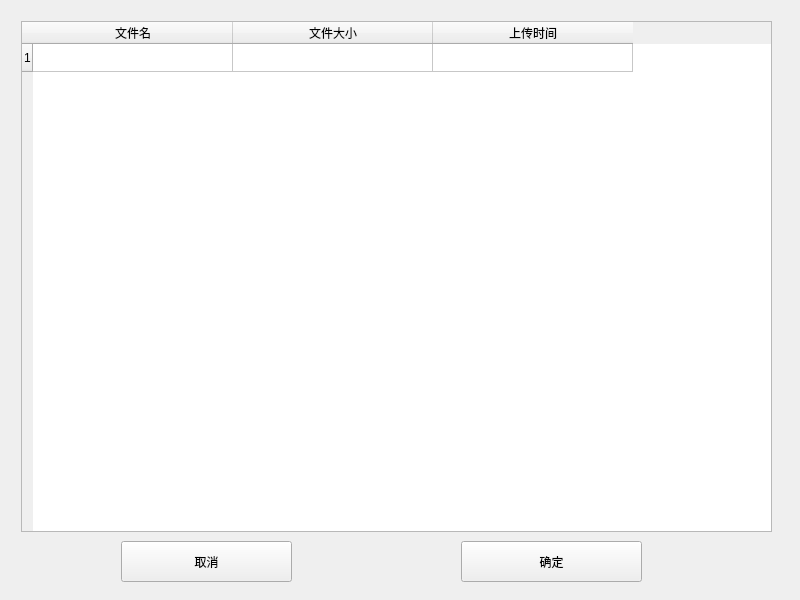
Qt form Client/widget.ui (Jerison/cloud_disk) before a commit.
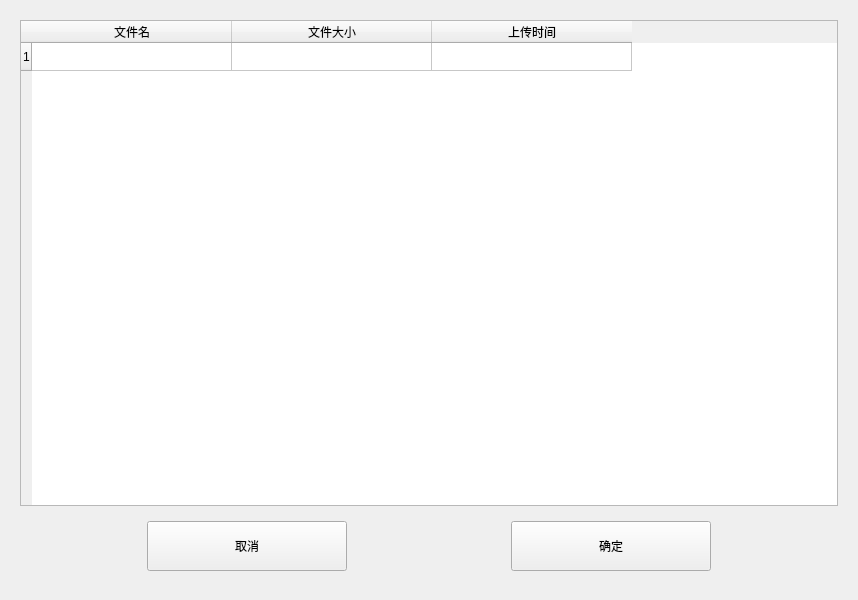
The same form after that commit. The open tabs and pages were chosen to show the change. Icons and pictures are not drawn.

Diff of the .ui file:
```diff
--- a/Client/widget.ui
+++ b/Client/widget.ui
@@ -6,10 +6,16 @@
    <rect>
     <x>0</x>
     <y>0</y>
-    <width>800</width>
+    <width>858</width>
     <height>600</height>
    </rect>
   </property>
+  <property name="maximumSize">
+   <size>
+    <width>858</width>
+    <height>600</height>
+   </size>
+  </property>
   <property name="windowTitle">
    <string>Widget</string>
   </property>
@@ -467,14 +473,11 @@
       </layout>
      </widget>
      <widget class="QWidget" name="page_4">
+      <layout class="QVBoxLayout" name="verticalLayout_6">
+       <item>
       <widget class="QTableWidget" name="files_2">
-       <property name="geometry">
-        <rect>
-         <x>10</x>
-         <y>10</y>
-         <width>751</width>
-         <height>511</height>
-        </rect>
+         <property name="horizontalScrollBarPolicy">
+          <enum>Qt::ScrollBarAlwaysOff</enum>
        </property>
        <property name="editTriggers">
         <set>QAbstractItemView::NoEditTriggers</set>
@@ -514,32 +517,86 @@
         </property>
        </item>
       </widget>
-      <widget class="QPushButton" name="shareConfirm">
-       <property name="geometry">
-        <rect>
-         <x>450</x>
-         <y>530</y>
-         <width>181</width>
-         <height>41</height>
-        </rect>
-       </property>
-       <property name="text">
-        <string>确定</string>
-       </property>
-      </widget>
+       </item>
+       <item>
+        <widget class="QWidget" name="widget_8" native="true">
+         <property name="sizePolicy">
+          <sizepolicy hsizetype="Preferred" vsizetype="Fixed">
+           <horstretch>0</horstretch>
+           <verstretch>0</verstretch>
+          </sizepolicy>
+         </property>
+         <property name="minimumSize">
+          <size>
+           <width>0</width>
+           <height>60</height>
+          </size>
+         </property>
+         <layout class="QHBoxLayout" name="horizontalLayout_7">
+          <item>
       <widget class="QPushButton" name="shareCancel">
-       <property name="geometry">
-        <rect>
-         <x>110</x>
-         <y>530</y>
-         <width>171</width>
-         <height>41</height>
-        </rect>
+            <property name="minimumSize">
+             <size>
+              <width>0</width>
+              <height>50</height>
+             </size>
+            </property>
+            <property name="maximumSize">
+             <size>
+              <width>200</width>
+              <height>16777215</height>
+             </size>
        </property>
        <property name="text">
         <string>取消</string>
        </property>
       </widget>
+          </item>
+          <item>
+           <spacer name="horizontalSpacer_4">
+            <property name="orientation">
+             <enum>Qt::Horizontal</enum>
+            </property>
+            <property name="sizeType">
+             <enum>QSizePolicy::Fixed</enum>
+            </property>
+            <property name="sizeHint" stdset="0">
+             <size>
+              <width>40</width>
+              <height>20</height>
+             </size>
+            </property>
+           </spacer>
+          </item>
+          <item>
+           <widget class="QPushButton" name="shareConfirm">
+            <property name="sizePolicy">
+             <sizepolicy hsizetype="Minimum" vsizetype="MinimumExpanding">
+              <horstretch>0</horstretch>
+              <verstretch>0</verstretch>
+             </sizepolicy>
+            </property>
+            <property name="maximumSize">
+             <size>
+              <width>200</width>
+              <height>50</height>
+             </size>
+            </property>
+            <property name="sizeIncrement">
+             <size>
+              <width>0</width>
+              <height>40</height>
+             </size>
+            </property>
+            <property name="text">
+             <string>确定</string>
+            </property>
+           </widget>
+          </item>
+         </layout>
+        </widget>
+       </item>
+      </layout>
      </widget>
      <widget class="QWidget" name="page_5">
       <widget class="QPushButton" name="AddFriends">
```
Left out of the diff: 83 changed lines with no effect on the pictures. Lines whose indentation alone changed are shown as unchanged.
